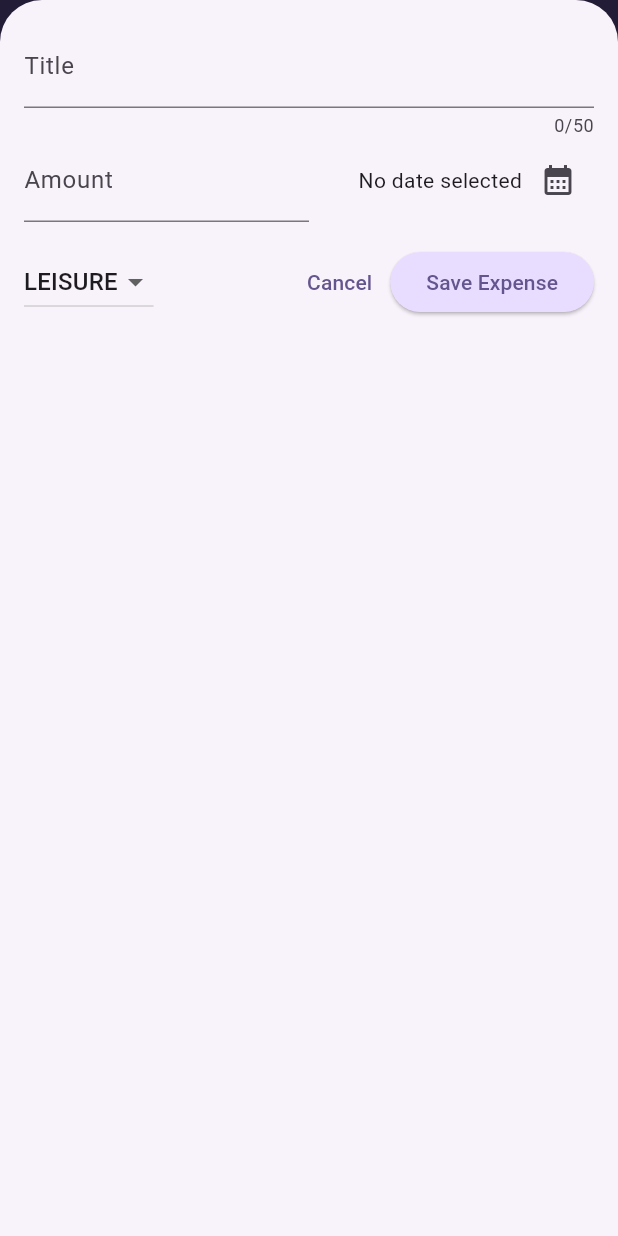
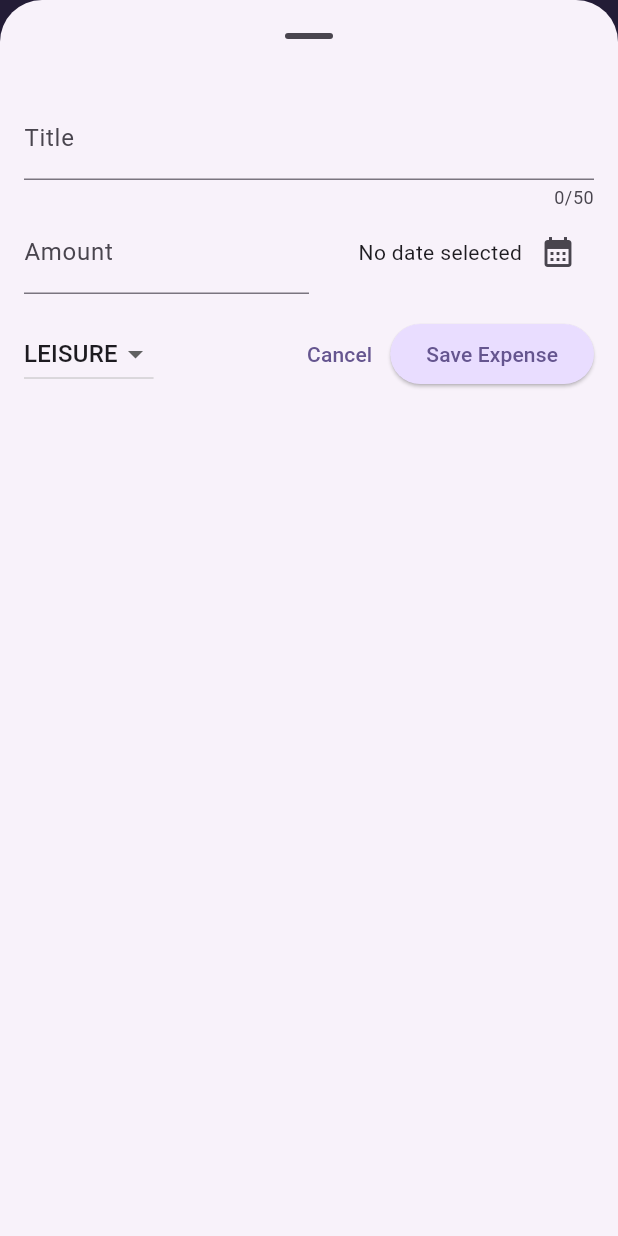
Before and after one commit to Aymen-Khanfir/expense-tracker, a Flutter app: the screen it shows after launch, after a tap on the "add" icon, on a phone screen of 412 x 824 dp. Run offline on Flutter 3.47's test engine with Material 3 defaults, Android fonts, the phone set to English and light mode, and no system bars.

Commit message:
adding a landscape layout and a IOS style base on cupertino and correcting some styling bugs

```diff
--- a/lib/main.dart
+++ b/lib/main.dart
@@ -1,5 +1,6 @@
 import 'package:expense_tracker/widgets/expenses.dart';
 import 'package:flutter/material.dart';
+// import 'package:flutter/services.dart';
 
 var kColorScheme = ColorScheme.fromSeed(
   seedColor: const Color.fromARGB(255, 96, 59, 181),
@@ -10,7 +11,12 @@ var kDarkColorScheme = ColorScheme.fromSeed(
 );
 
 void main() {
+  // to Lock the device orientation
+  // WidgetsFlutterBinding.ensureInitialized();
+  // SystemChrome.setPreferredOrientations([DeviceOrientation.portraitUp])
+  //     .then((fn) {
   runApp(const MyApp());
+  // });
 }
 
 class MyApp extends StatelessWidget {
--- a/lib/widgets/chart/chart.dart
+++ b/lib/widgets/chart/chart.dart
@@ -33,7 +33,8 @@ class Chart extends StatelessWidget {
   Widget build(BuildContext context) {
     final isDarkMode =
         MediaQuery.of(context).platformBrightness == Brightness.dark;
-    return Container(
+    return SingleChildScrollView(
+      child: Container(
         margin: const EdgeInsets.all(16),
         padding: const EdgeInsets.symmetric(
           vertical: 16,
@@ -90,6 +91,7 @@ class Chart extends StatelessWidget {
             )
           ],
         ),
+      ),
     );
   }
 }
--- a/lib/widgets/expenses.dart
+++ b/lib/widgets/expenses.dart
@@ -3,6 +3,7 @@ import 'package:expense_tracker/widgets/expenses_list/expenses_list.dart';
 import 'package:expense_tracker/models/expense.dart';
 import 'package:expense_tracker/widgets/new_expense.dart';
 import 'package:flutter/material.dart';
+import 'package:flutter/widgets.dart';
 
 class Expenses extends StatefulWidget {
   const Expenses({super.key});
@@ -30,6 +31,10 @@ class _ExpensesState extends State<Expenses> {
   void _openAddExpenseOverlay() {
     showModalBottomSheet(
       isScrollControlled: true,
+      // IF you wanna set a full width for the modal add the below line
+      constraints: BoxConstraints.expand(),
+      showDragHandle: true,
+      useSafeArea: true,
       context: context,
       builder: (ctx) => NewExpense(
         onAddExpense: _addExpense,
@@ -67,6 +72,8 @@ class _ExpensesState extends State<Expenses> {
 
   @override
   Widget build(BuildContext context) {
+    final width = MediaQuery.of(context).size.width;
+
     Widget mainContent = const Center(
       child: Text("No expense found. Start adding some!"),
     );
@@ -88,12 +95,19 @@ class _ExpensesState extends State<Expenses> {
           )
         ],
       ),
-      body: Column(
-        children: [
-          Chart(expenses: _registeredExpenses),
-          Expanded(child: mainContent),
-        ],
-      ),
+      body: width < 600
+          ? Column(
+              children: [
+                Chart(expenses: _registeredExpenses),
+                Expanded(child: mainContent),
+              ],
+            )
+          : Row(
+              children: [
+                Expanded(child: Chart(expenses: _registeredExpenses)),
+                Expanded(child: mainContent),
+              ],
+            ),
     );
   }
 }
--- a/lib/widgets/new_expense.dart
+++ b/lib/widgets/new_expense.dart
@@ -1,4 +1,7 @@
+import 'dart:io';
+
 import 'package:expense_tracker/models/expense.dart';
+import 'package:flutter/cupertino.dart';
 import 'package:flutter/material.dart';
 
 class NewExpense extends StatefulWidget {
@@ -30,12 +33,25 @@ class _NewExpenseState extends State<NewExpense> {
     });
   }
 
-  void _submitExpenseData() {
-    final double? enteredAmount = double.tryParse(_amountController.text);
-    final bool amountIsInvalid = enteredAmount == null || enteredAmount <= 0;
-    if (amountIsInvalid ||
-        _titleController.text.trim().isEmpty ||
-        _selectedDate == null) {
+  void _showDialog() {
+    if (Platform.isIOS) {
+      showCupertinoDialog(
+        context: context,
+        builder: (ctx) => CupertinoAlertDialog(
+          title: const Text('Invalid Input'),
+          content: const Text(
+              'Please make sur a valid title, amount, date was entered.'),
+          actions: [
+            TextButton(
+              onPressed: () {
+                Navigator.pop(context);
+              },
+              child: const Text('Okay'),
+            )
+          ],
+        ),
+      );
+    } else {
       showDialog(
         context: context,
         builder: (ctx) => AlertDialog(
@@ -52,6 +68,16 @@ class _NewExpenseState extends State<NewExpense> {
           ],
         ),
       );
+    }
+  }
+
+  void _submitExpenseData() {
+    final double? enteredAmount = double.tryParse(_amountController.text);
+    final bool amountIsInvalid = enteredAmount == null || enteredAmount <= 0;
+    if (amountIsInvalid ||
+        _titleController.text.trim().isEmpty ||
+        _selectedDate == null) {
+      _showDialog();
       return;
     }
     widget.onAddExpense(
@@ -74,10 +100,45 @@ class _NewExpenseState extends State<NewExpense> {
 
   @override
   Widget build(BuildContext context) {
-    return Padding(
-      padding: const EdgeInsets.all(16),
+    final keyboardSpace = MediaQuery.of(context).viewInsets.bottom;
+
+    return LayoutBuilder(builder: (ctx, constraints) {
+      final width = constraints.maxWidth;
+
+      return SizedBox(
+        height: double.infinity,
+        child: SingleChildScrollView(
+          child: Padding(
+            padding: EdgeInsets.fromLTRB(16, 16, 16, (keyboardSpace + 16)),
             child: Column(
               children: [
+                if (width >= 600)
+                  Row(
+                    crossAxisAlignment: CrossAxisAlignment.start,
+                    children: [
+                      Expanded(
+                        child: TextField(
+                          controller: _titleController,
+                          maxLength: 50,
+                          decoration: const InputDecoration(
+                            label: Text('Title'),
+                          ),
+                        ),
+                      ),
+                      const SizedBox(width: 24),
+                      Expanded(
+                        child: TextField(
+                          controller: _amountController,
+                          keyboardType: TextInputType.number,
+                          decoration: const InputDecoration(
+                            prefixText: '\$ ',
+                            label: Text('Amount'),
+                          ),
+                        ),
+                      ),
+                    ],
+                  )
+                else
                   TextField(
                     controller: _titleController,
                     maxLength: 50,
@@ -85,6 +146,48 @@ class _NewExpenseState extends State<NewExpense> {
                       label: Text('Title'),
                     ),
                   ),
+                if (width >= 600)
+                  Row(
+                    children: [
+                      DropdownButton(
+                        value: _selectedCategory,
+                        items: Category.values
+                            .map(
+                              (category) => DropdownMenuItem(
+                                value: category,
+                                child: Text(category.name.toUpperCase()),
+                              ),
+                            )
+                            .toList(),
+                        onChanged: (value) {
+                          if (value == null) {
+                            return;
+                          }
+                          setState(() {
+                            _selectedCategory = value;
+                          });
+                        },
+                      ),
+                      const SizedBox(width: 24),
+                      Expanded(
+                        child: Row(
+                          crossAxisAlignment: CrossAxisAlignment.center,
+                          mainAxisAlignment: MainAxisAlignment.end,
+                          children: [
+                            Text(
+                              _selectedDate == null
+                                  ? 'No date selected'
+                                  : formatter.format(_selectedDate!),
+                            ),
+                            IconButton(
+                                onPressed: _presentDatePicker,
+                                icon: const Icon(Icons.calendar_month))
+                          ],
+                        ),
+                      )
+                    ],
+                  )
+                else
                   Row(
                     children: [
                       Expanded(
@@ -117,6 +220,23 @@ class _NewExpenseState extends State<NewExpense> {
                     ],
                   ),
                 const SizedBox(height: 16),
+                if (width >= 600)
+                  Row(
+                    children: [
+                      const Spacer(),
+                      TextButton(
+                        onPressed: () {
+                          Navigator.pop(context);
+                        },
+                        child: const Text('Cancel'),
+                      ),
+                      ElevatedButton(
+                        onPressed: _submitExpenseData,
+                        child: const Text('Save Expense'),
+                      ),
+                    ],
+                  )
+                else
                   Row(
                     children: [
                       DropdownButton(
@@ -153,6 +273,9 @@ class _NewExpenseState extends State<NewExpense> {
                   )
               ],
             ),
+          ),
+        ),
       );
+    });
   }
 }
```
Lines whose indentation alone changed are shown as unchanged.
